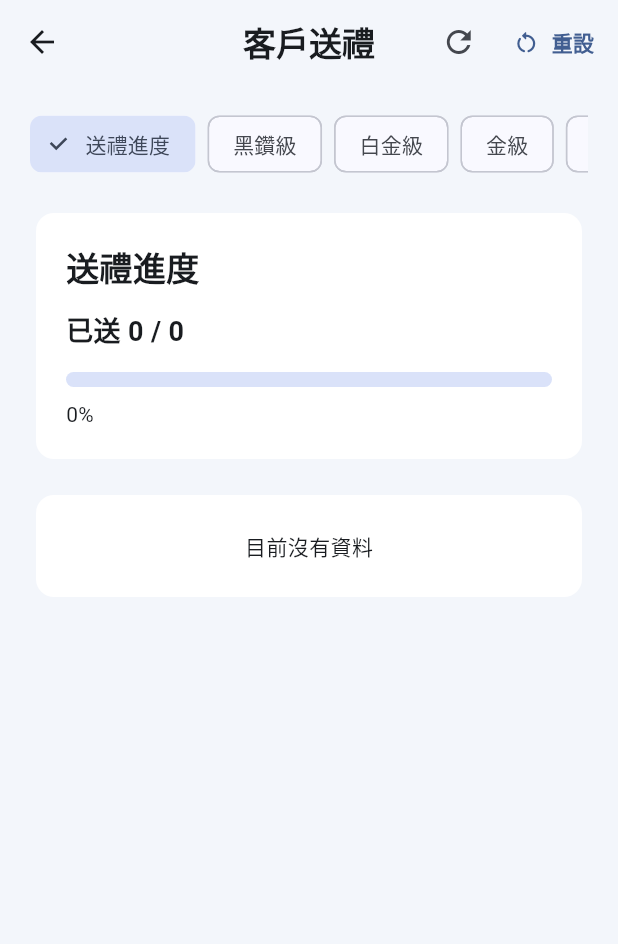
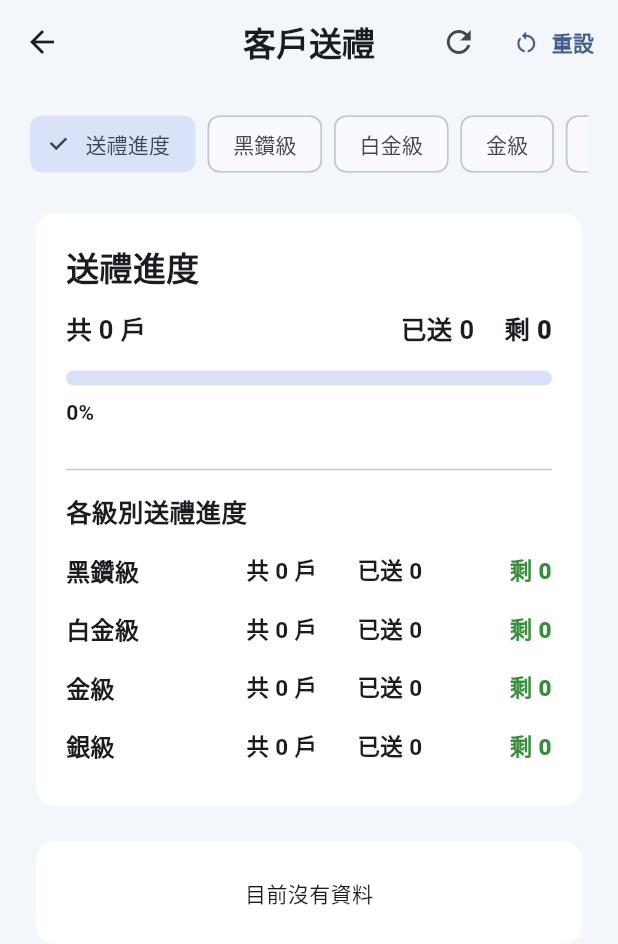
Before and after one commit to SN811224/project9grid-app, a Flutter app: the CustomerGiftPage screen opened directly, on a phone screen of 412 x 824 dp. Shown: the top 944 px of the screen. Run offline on Flutter 3.47's test engine with Material 3 defaults, Android fonts, the phone set to English and light mode, and no system bars; our stand-ins replace supabase_flutter; accounts and stored records are empty.

Commit message:
更新客戶名單總表

```diff
--- a/lib/features/customers/customers_page.dart
+++ b/lib/features/customers/customers_page.dart
@@ -969,7 +969,7 @@ class _CustomerDetailPageState extends State<CustomerDetailPage> {
                 ),
               ],
             ),
-            if (engagementHistory.isNotEmpty) ...[
+            ...[
               sectionTitle('聯絡紀錄'),
               if (logs.isEmpty)
                 const Card(
--- a/lib/features/gifts/customer_gift_page.dart
+++ b/lib/features/gifts/customer_gift_page.dart
@@ -214,7 +214,74 @@ class _CustomerGiftPageState extends State<CustomerGiftPage> {
   Widget progressSummary() {
     final total = families.length;
     final done = deliveredCount;
+    final remaining = total - done;
     final progress = total == 0 ? 0.0 : done / total;
+
+    const tierOrder = ['黑鑽級', '白金級', '金級', '銀級'];
+
+    Widget tierRow(String tier) {
+      final tierFamilies =
+          families.where((family) => family.tierName == tier).toList();
+
+      final tierTotal = tierFamilies.length;
+      final tierDone =
+          tierFamilies.where((family) => delivered(family.familyId)).length;
+      final tierRemaining = tierTotal - tierDone;
+
+      return Padding(
+        padding: const EdgeInsets.symmetric(vertical: 8),
+        child: Row(
+          children: [
+            Expanded(
+              flex: 3,
+              child: Text(
+                tier,
+                style: const TextStyle(
+                  fontSize: 16,
+                  fontWeight: FontWeight.w800,
+                ),
+              ),
+            ),
+            Expanded(
+              flex: 2,
+              child: Text(
+                '共 $tierTotal 戶',
+                textAlign: TextAlign.center,
+                style: const TextStyle(
+                  fontSize: 15,
+                  fontWeight: FontWeight.w600,
+                ),
+              ),
+            ),
+            Expanded(
+              flex: 2,
+              child: Text(
+                '已送 $tierDone',
+                textAlign: TextAlign.center,
+                style: const TextStyle(
+                  fontSize: 15,
+                  fontWeight: FontWeight.w600,
+                ),
+              ),
+            ),
+            Expanded(
+              flex: 2,
+              child: Text(
+                '剩 $tierRemaining',
+                textAlign: TextAlign.end,
+                style: TextStyle(
+                  fontSize: 15,
+                  fontWeight: FontWeight.w800,
+                  color: tierRemaining == 0
+                      ? Colors.green.shade700
+                      : Colors.red.shade700,
+                ),
+              ),
+            ),
+          ],
+        ),
+      );
+    }
 
     return Card(
       child: Padding(
@@ -230,12 +297,33 @@ class _CustomerGiftPageState extends State<CustomerGiftPage> {
               ),
             ),
             const SizedBox(height: 14),
-            Text(
-              '已送 $done / $total',
-              style: const TextStyle(
-                fontSize: 18,
-                fontWeight: FontWeight.w700,
-              ),
+            Row(
+              children: [
+                Expanded(
+                  child: Text(
+                    '共 $total 戶',
+                    style: const TextStyle(
+                      fontSize: 17,
+                      fontWeight: FontWeight.w700,
+                    ),
+                  ),
+                ),
+                Text(
+                  '已送 $done',
+                  style: const TextStyle(
+                    fontSize: 17,
+                    fontWeight: FontWeight.w700,
+                  ),
+                ),
+                const SizedBox(width: 20),
+                Text(
+                  '剩 $remaining',
+                  style: const TextStyle(
+                    fontSize: 17,
+                    fontWeight: FontWeight.w800,
+                  ),
+                ),
+              ],
             ),
             const SizedBox(height: 14),
             LinearProgressIndicator(
@@ -244,7 +332,24 @@ class _CustomerGiftPageState extends State<CustomerGiftPage> {
               borderRadius: BorderRadius.circular(10),
             ),
             const SizedBox(height: 8),
-            Text('${(progress * 100).round()}%'),
+            Text(
+              '${(progress * 100).round()}%',
+              style: const TextStyle(
+                fontWeight: FontWeight.w700,
+              ),
+            ),
+            const SizedBox(height: 20),
+            const Divider(),
+            const SizedBox(height: 8),
+            const Text(
+              '各級別送禮進度',
+              style: TextStyle(
+                fontSize: 17,
+                fontWeight: FontWeight.w900,
+              ),
+            ),
+            const SizedBox(height: 8),
+            ...tierOrder.map(tierRow),
           ],
         ),
       ),
```
Also changed, not shown: 1 other file.
